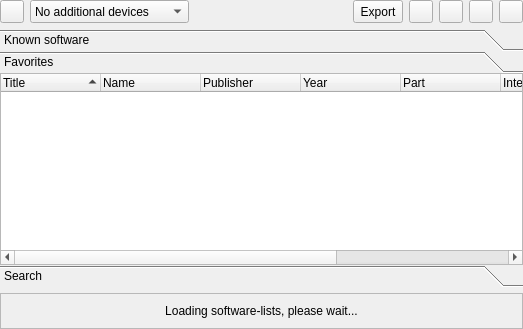
First picture: the form in softwarelist.ui, repository qmc2/qmc2-mame-fe, before the edit.
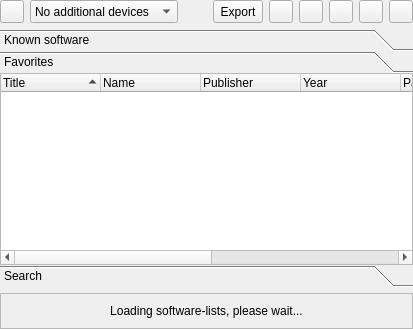
Second picture: the form after the edit. The open tabs and pages were chosen to show the change. Icons and pictures are not drawn.

Commit message: new: added import/export functionality for software-list favorites

The edit to the form file:
```diff
--- a/softwarelist.ui
+++ b/softwarelist.ui
@@ -7,7 +7,7 @@
    <rect>
     <x>0</x>
     <y>0</y>
-    <width>523</width>
+    <width>413</width>
     <height>329</height>
    </rect>
   </property>
@@ -72,7 +72,7 @@
        <property name="sizeHint" stdset="0">
         <size>
          <width>0</width>
-         <height>20</height>
+         <height>0</height>
         </size>
        </property>
       </spacer>
@@ -100,6 +100,26 @@
        </property>
       </widget>
      </item>
+     <item>
+      <widget class="QToolButton" name="toolButtonFavoritesOptions">
+       <property name="sizePolicy">
+        <sizepolicy hsizetype="Fixed" vsizetype="Minimum">
+         <horstretch>0</horstretch>
+         <verstretch>0</verstretch>
+        </sizepolicy>
+       </property>
+       <property name="toolTip">
+        <string>Open options menu for the favorites list</string>
+       </property>
+       <property name="icon">
+        <iconset resource="qmc2.qrc">
+         <normaloff>:/data/img/favorites_multiple.png</normaloff>:/data/img/favorites_multiple.png</iconset>
+       </property>
+       <property name="popupMode">
+        <enum>QToolButton::InstantPopup</enum>
+       </property>
+      </widget>
+     </item>
      <item>
       <widget class="QToolButton" name="toolButtonAddToFavorites">
        <property name="sizePolicy">
@@ -280,8 +300,8 @@
        <rect>
         <x>0</x>
         <y>0</y>
-        <width>513</width>
-        <height>192</height>
+        <width>83</width>
+        <height>64</height>
        </rect>
       </property>
       <attribute name="icon">
```
Left out of the diff: 13 changed lines with no effect on the pictures. The commit also changes 14 other files.
